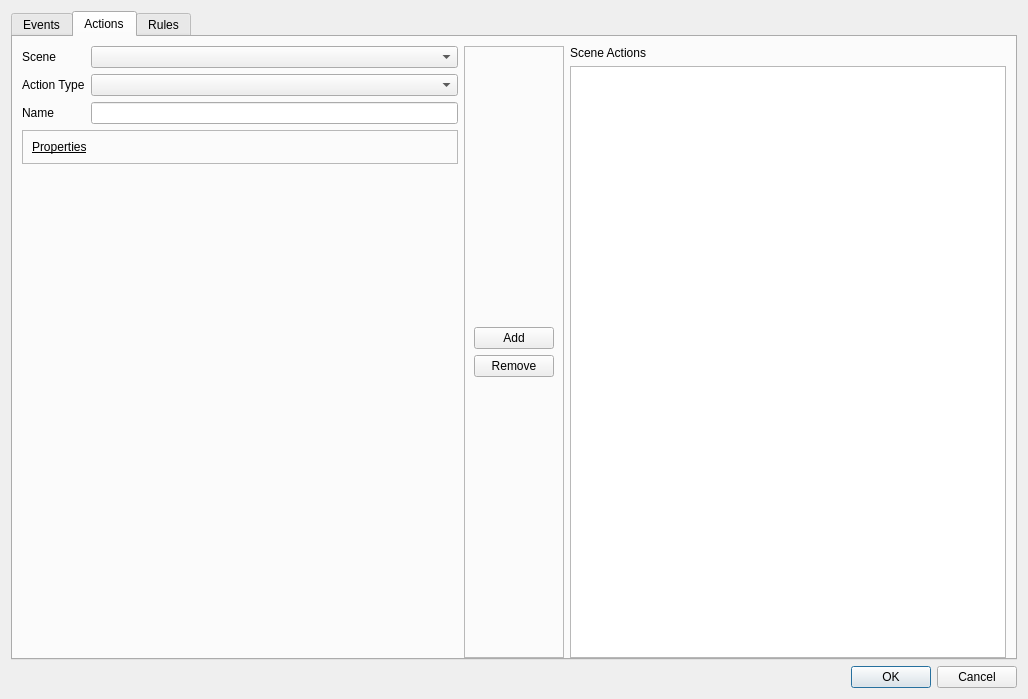
First picture: the form in isar/ui/events_actions_rules_dialog.ui, repository zardosht/isar, before the edit.
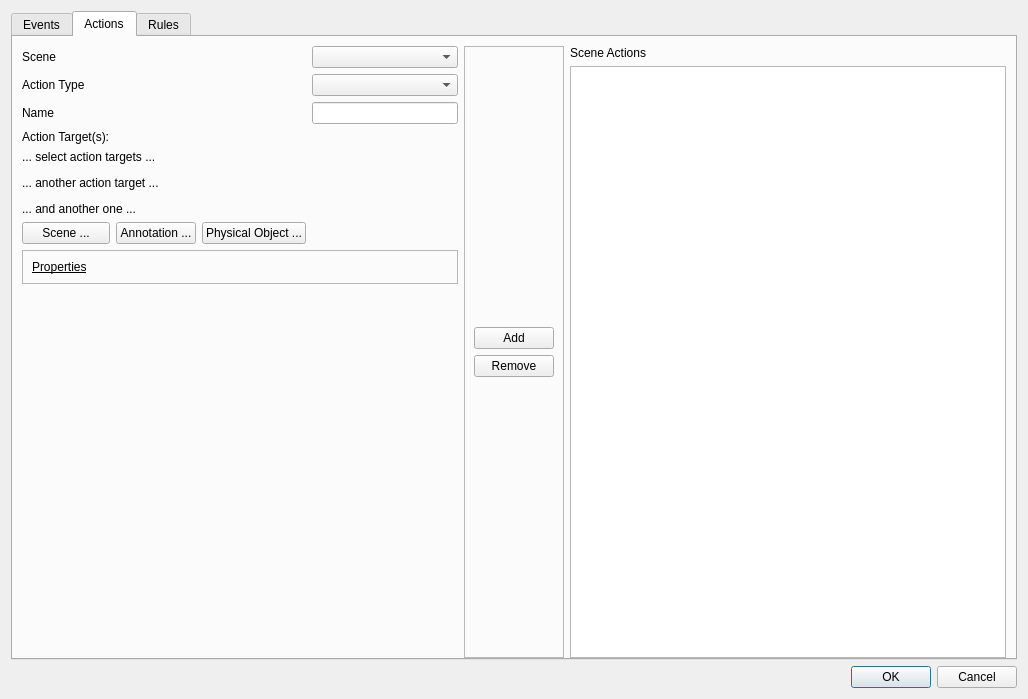
Second picture: the form after the edit. The open tabs and pages were chosen to show the change.

Commit message: - new simpler design for selecting event and action targets

```diff
--- a/isar/ui/events_actions_rules_dialog.ui
+++ b/isar/ui/events_actions_rules_dialog.ui
@@ -332,21 +332,12 @@
             </property>
            </widget>
           </item>
-          <item row="4" column="1">
-           <widget class="QLineEdit" name="action_name_text"/>
-          </item>
-          <item row="7" column="0" colspan="2">
-           <spacer name="verticalSpacer_6">
-            <property name="orientation">
-             <enum>Qt::Vertical</enum>
+          <item row="5" column="0">
+           <widget class="QLabel" name="label_5">
+            <property name="text">
+             <string>Action Target(s):</string>
             </property>
-            <property name="sizeHint" stdset="0">
-             <size>
-              <width>20</width>
-              <height>40</height>
-             </size>
-            </property>
-           </spacer>
+           </widget>
           </item>
           <item row="4" column="0">
            <widget class="QLabel" name="label_2">
@@ -355,7 +346,7 @@
             </property>
            </widget>
           </item>
-          <item row="6" column="0" colspan="2">
+          <item row="8" column="0" colspan="4">
            <widget class="QFrame" name="action_properties_frame">
             <property name="frameShape">
              <enum>QFrame::StyledPanel</enum>
@@ -379,9 +370,6 @@
             </layout>
            </widget>
           </item>
-          <item row="3" column="1">
-           <widget class="QComboBox" name="action_type_combo"/>
-          </item>
           <item row="2" column="0">
            <widget class="QLabel" name="label_12">
             <property name="text">
@@ -392,9 +380,59 @@
             </property>
            </widget>
           </item>
-          <item row="2" column="1">
+          <item row="7" column="0">
+           <widget class="QPushButton" name="select_scene_action_target_btn">
+            <property name="text">
+             <string>Scene ...</string>
+            </property>
+           </widget>
+          </item>
+          <item row="4" column="3">
+           <widget class="QLineEdit" name="action_name_text"/>
+          </item>
+          <item row="9" column="0" colspan="4">
+           <spacer name="verticalSpacer_6">
+            <property name="orientation">
+             <enum>Qt::Vertical</enum>
+            </property>
+            <property name="sizeHint" stdset="0">
+             <size>
+              <width>20</width>
+              <height>40</height>
+             </size>
+            </property>
+           </spacer>
+          </item>
+          <item row="3" column="3">
+           <widget class="QComboBox" name="action_type_combo"/>
+          </item>
+          <item row="7" column="1">
+           <widget class="QPushButton" name="select_annotation_action_target_btn">
+            <property name="text">
+             <string>Annotation ...</string>
+            </property>
+           </widget>
+          </item>
+          <item row="2" column="3">
            <widget class="QComboBox" name="action_scenes_combo"/>
           </item>
+          <item row="6" column="0" colspan="4">
+           <widget class="QLabel" name="label_10">
+            <property name="text">
+             <string>&lt;html&gt;&lt;head/&gt;&lt;body&gt;&lt;p&gt;... select action targets ...&lt;/p&gt;&lt;p&gt;... another action target ...&lt;/p&gt;&lt;p&gt;... and another one ...&lt;/p&gt;&lt;/body&gt;&lt;/html&gt;</string>
+            </property>
+            <property name="wordWrap">
+             <bool>true</bool>
+            </property>
+           </widget>
+          </item>
+          <item row="7" column="2">
+           <widget class="QPushButton" name="select_phys_obj_action_target_btn">
+            <property name="text">
+             <string>Physical Object ...</string>
+            </property>
+           </widget>
+          </item>
          </layout>
         </widget>
        </item>
```
Left out of the diff: 86 changed lines with no effect on the pictures. The commit also changes 5 other files.
